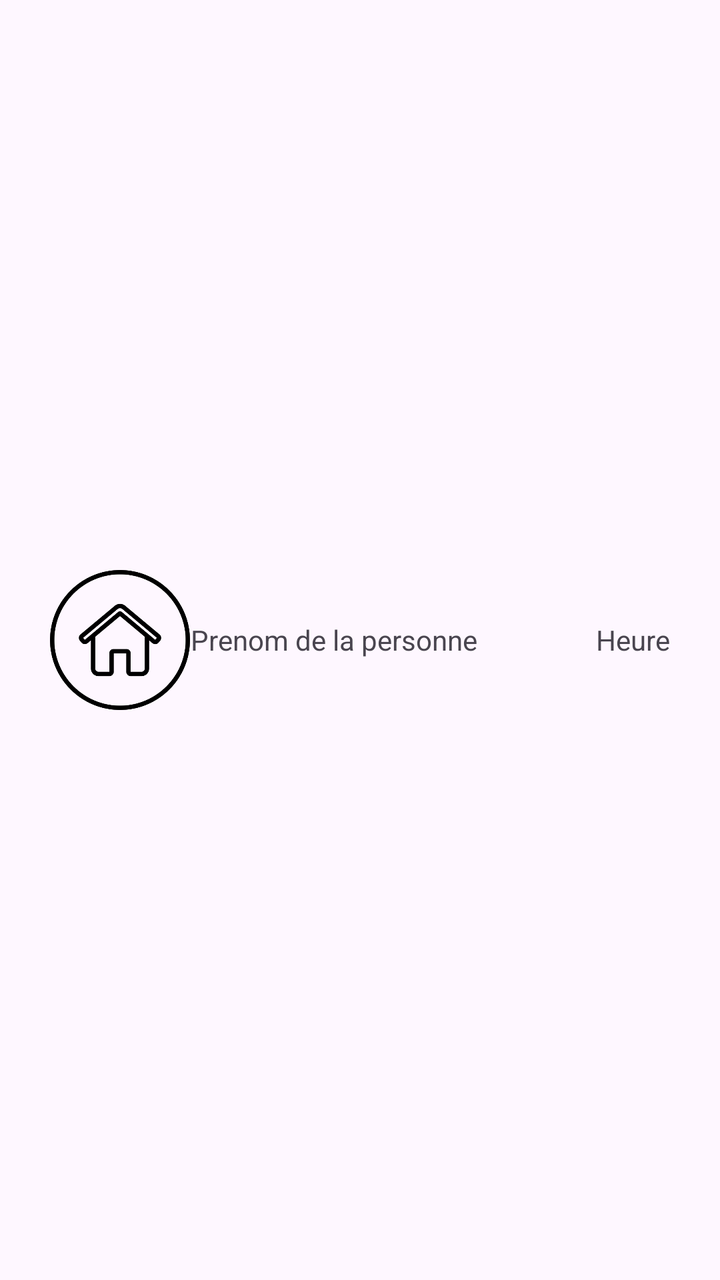
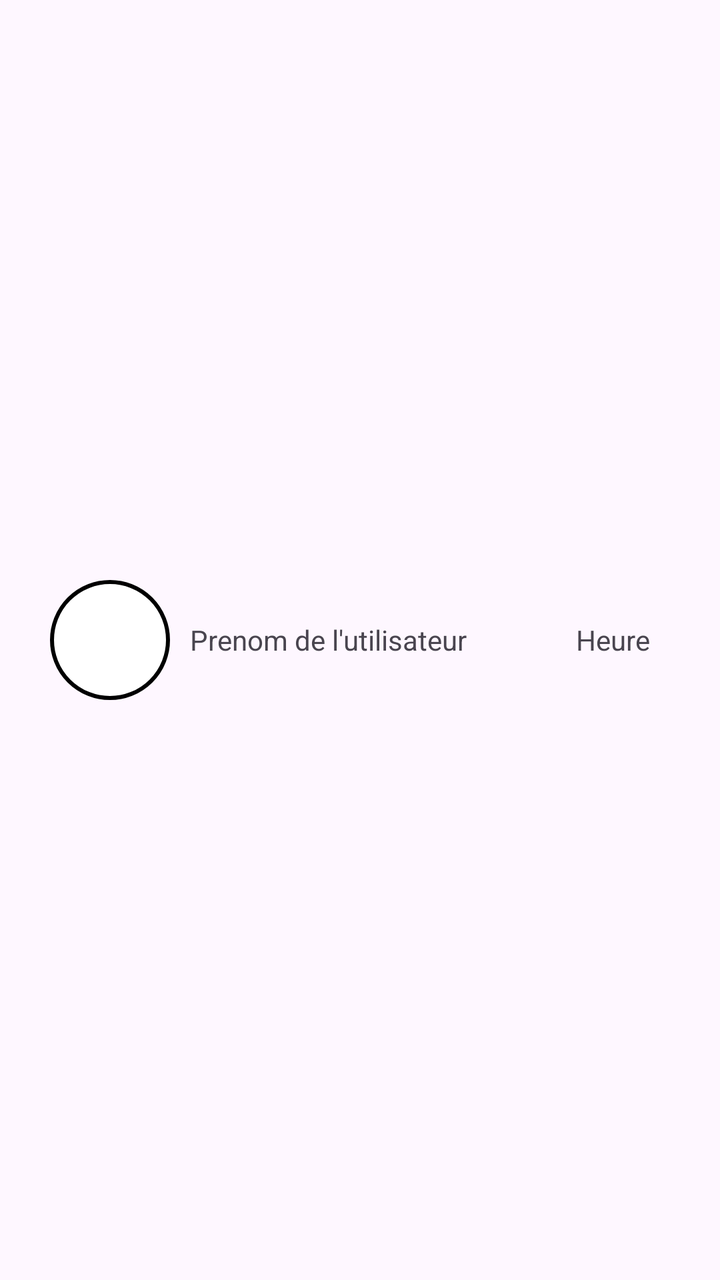

Screens rendered from an Android XML layout before and after an edit, with the pre-edit source and the edit as a unified diff.
<!-- AndroidManifest.xml: application theme Theme.CarPooling -->
<!-- res/layout/item_list_chat.xml -->
<?xml version="1.0" encoding="utf-8"?>
<androidx.constraintlayout.widget.ConstraintLayout xmlns:android="http://schemas.android.com/apk/res/android"
    android:layout_width="match_parent"
    android:layout_height="match_parent"
    xmlns:app="http://schemas.android.com/apk/res-auto">

    <LinearLayout
        android:layout_width="match_parent"
        android:layout_height="wrap_content"
        android:orientation="horizontal"
        app:layout_constraintTop_toTopOf="parent"
        app:layout_constraintBottom_toBottomOf="parent"
        app:layout_constraintRight_toRightOf="parent"
        app:layout_constraintLeft_toLeftOf="parent"
        android:layout_margin="25dp">

        <androidx.constraintlayout.widget.ConstraintLayout
            android:layout_width="match_parent"
            android:layout_height="match_parent">

            <ImageView
                android:id="@+id/item_list_chat_profil"
                android:layout_width="70dp"
                android:layout_height="70dp"
                android:src="@drawable/icon_accueil"
                app:layout_constraintStart_toStartOf="parent"
                app:layout_constraintTop_toTopOf="parent"
                app:layout_constraintLeft_toLeftOf="parent"
                app:layout_constraintBottom_toBottomOf="parent"/>

            <LinearLayout
                android:layout_width="wrap_content"
                android:layout_height="match_parent"
                android:gravity="center"
                app:layout_constraintTop_toTopOf="parent"
                app:layout_constraintBottom_toBottomOf="parent"
                app:layout_constraintLeft_toRightOf="@id/item_list_chat_profil">
                <TextView
                    android:id="@+id/item_list_chat_prenom"
                    android:layout_width="match_parent"
                    android:layout_height="match_parent"
                    android:text="Prenom de la personne"
                    android:gravity="center"/>
            </LinearLayout>

            <LinearLayout
                android:layout_width="wrap_content"
                android:layout_height="match_parent"
                android:gravity="center"
                app:layout_constraintEnd_toEndOf="parent"
                app:layout_constraintTop_toTopOf="parent"
                app:layout_constraintBottom_toBottomOf="parent"
                app:layout_constraintRight_toRightOf="parent">
                <TextView
                    android:id="@+id/item_list_chat_heure"
                    android:layout_width="match_parent"
                    android:layout_height="match_parent"
                    android:text="Heure"
                    android:gravity="center"/>
            </LinearLayout>
        </androidx.constraintlayout.widget.ConstraintLayout>

    </LinearLayout>

</androidx.constraintlayout.widget.ConstraintLayout>
<!-- resources referenced by this layout -->
<resources>
  <!-- drawable icon_accueil: png bitmap (drawable, 19607 bytes) -->
  <style name="Theme.CarPooling" parent="Base.Theme.CarPooling" />
  <style name="Base.Theme.CarPooling" parent="Theme.Material3.DayNight.NoActionBar">
          
          
      </style>
</resources>

<!-- the commit's change to res/layout/item_list_chat.xml (unified diff, before → after) -->
@@ -20,9 +20,9 @@
 
             <ImageView
                 android:id="@+id/item_list_chat_profil"
-                android:layout_width="70dp"
-                android:layout_height="70dp"
-                android:src="@drawable/icon_accueil"
+                android:layout_width="60dp"
+                android:layout_height="60dp"
+                android:background="@drawable/circle_shape"
                 app:layout_constraintStart_toStartOf="parent"
                 app:layout_constraintTop_toTopOf="parent"
                 app:layout_constraintLeft_toLeftOf="parent"
@@ -34,12 +34,13 @@
                 android:gravity="center"
                 app:layout_constraintTop_toTopOf="parent"
                 app:layout_constraintBottom_toBottomOf="parent"
-                app:layout_constraintLeft_toRightOf="@id/item_list_chat_profil">
+                app:layout_constraintLeft_toRightOf="@id/item_list_chat_profil"
+                android:layout_margin="10dp">
                 <TextView
                     android:id="@+id/item_list_chat_prenom"
                     android:layout_width="match_parent"
                     android:layout_height="match_parent"
-                    android:text="Prenom de la personne"
+                    android:text="Prenom de l'utilisateur"
                     android:gravity="center"/>
             </LinearLayout>
 
@@ -50,7 +51,8 @@
                 app:layout_constraintEnd_toEndOf="parent"
                 app:layout_constraintTop_toTopOf="parent"
                 app:layout_constraintBottom_toBottomOf="parent"
-                app:layout_constraintRight_toRightOf="parent">
+                app:layout_constraintRight_toRightOf="parent"
+                android:layout_margin="10dp">
                 <TextView
                     android:id="@+id/item_list_chat_heure"
                     android:layout_width="match_parent"
<!-- resource entries referenced after the edit -->
@@ -1,7 +1,13 @@
 <!-- resources referenced by this layout -->
 <resources>
-  <!-- drawable icon_accueil: png bitmap (drawable, 19607 bytes) -->
+  <!-- drawable circle_shape (drawable) -->
+  <?xml version="1.0" encoding="utf-8"?>
+  <shape xmlns:android="http://schemas.android.com/apk/res/android" android:shape="oval">
+      <solid android:color="@android:color/white" />
+      <stroke android:color="@color/black" android:width="2dp" />
+  </shape>
   <style name="Theme.CarPooling" parent="Base.Theme.CarPooling" />
+  <color name="black">#FF000000</color>
   <style name="Base.Theme.CarPooling" parent="Theme.Material3.DayNight.NoActionBar">
           
           
